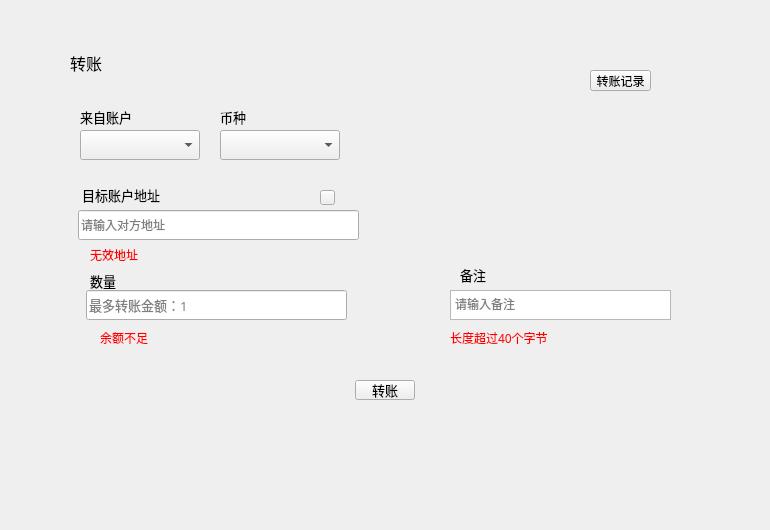
Above: transfer/transferpage.ui from HcashOrg/hx-indicator before the change. Below: the same form after it.
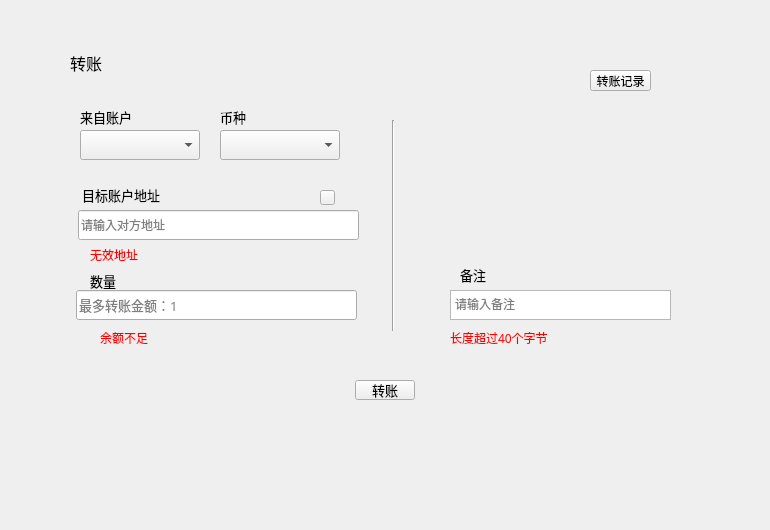
That is the form after the change.

```diff
--- a/transfer/transferpage.ui
+++ b/transfer/transferpage.ui
@@ -140,9 +140,9 @@
   <widget class="QLineEdit" name="amountLineEdit">
    <property name="geometry">
     <rect>
-     <x>86</x>
+     <x>76</x>
      <y>290</y>
-     <width>261</width>
+     <width>281</width>
      <height>30</height>
     </rect>
    </property>
@@ -394,6 +394,19 @@
     </rect>
    </property>
   </widget>
+  <widget class="Line" name="line">
+   <property name="geometry">
+    <rect>
+     <x>383</x>
+     <y>120</y>
+     <width>20</width>
+     <height>211</height>
+    </rect>
+   </property>
+   <property name="orientation">
+    <enum>Qt::Vertical</enum>
+   </property>
+  </widget>
   <zorder>memoTextEdit</zorder>
   <zorder>changeAccountLabel</zorder>
   <zorder>memoLabel</zorder>
```
Left out of the diff: 1 changed line with no effect on the pictures.
